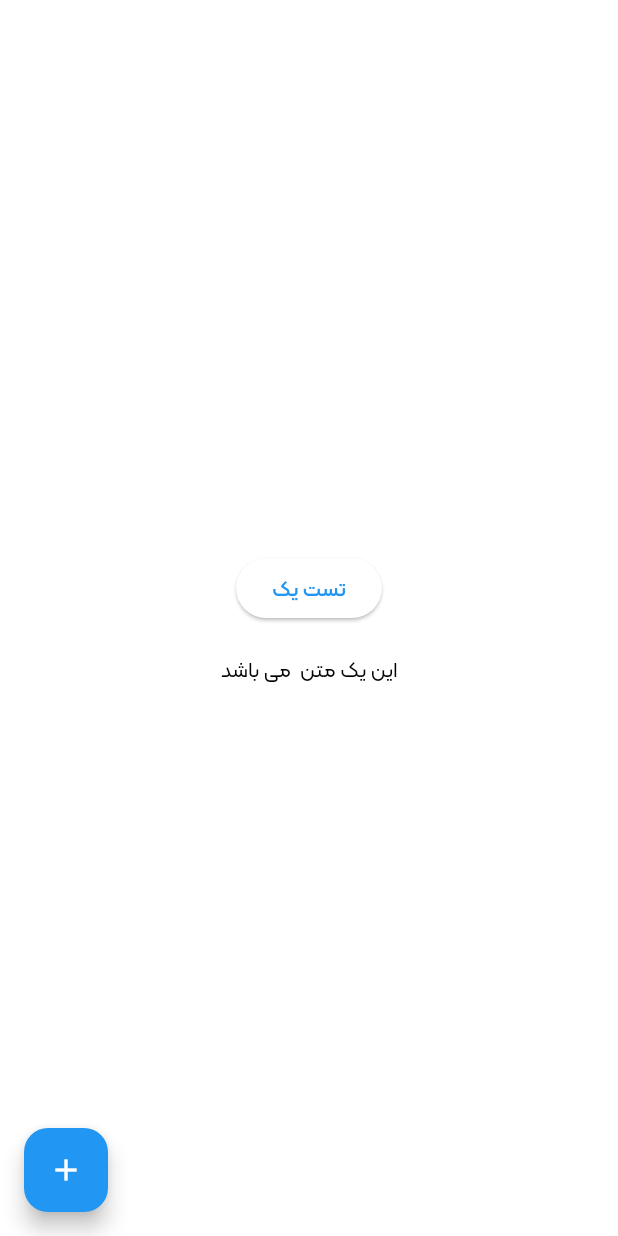
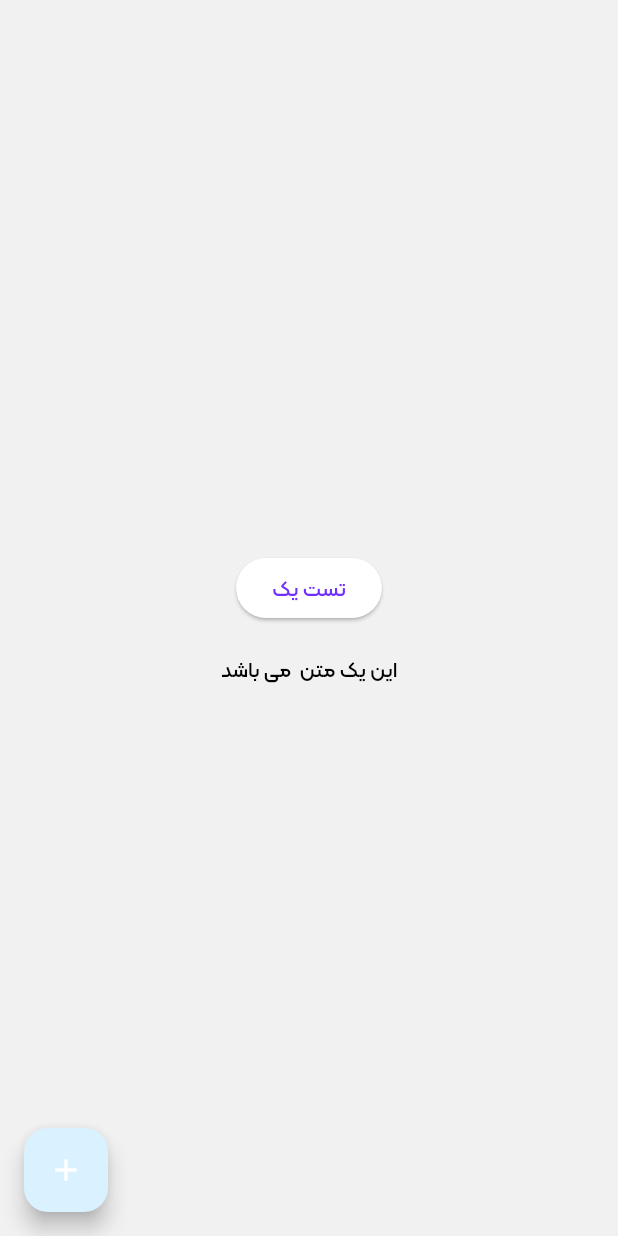
Before and after one commit to alikazemidev/hit_chat, a Flutter app: the screen it shows after launch, on a phone screen of 412 x 824 dp. Run offline on Flutter 3.47's test engine with Material 3 defaults, Android fonts, the phone set to English and light mode, and no system bars; our stand-ins replace get.

Commit message:
create theme for app in theme helpper

```diff
--- a/lib/helpper/theme_helpper.dart
+++ b/lib/helpper/theme_helpper.dart
@@ -2,31 +2,54 @@ import 'package:flutter/material.dart';
 import 'package:get/get.dart';
 
 class ThemeHelpper {
- static ThemeData lightTheme = ThemeData(
+  static TextTheme _textTheme = TextTheme(
+    bodyMedium: TextStyle(fontSize: 14, fontWeight: FontWeight.w500),
+    bodySmall: TextStyle(fontSize: 12, fontWeight: FontWeight.w500),
+    titleLarge: TextStyle(fontSize: 20, fontWeight: FontWeight.w800),
+    titleMedium: TextStyle(fontSize: 16, fontWeight: FontWeight.bold),
+    titleSmall: TextStyle(fontSize: 16, fontWeight: FontWeight.w500),
+  );
+
+  static ThemeData lightTheme = ThemeData(
     fontFamily: 'kalameh',
     scaffoldBackgroundColor: Colors.white,
+    textTheme: _textTheme,
+    iconTheme: IconThemeData(color: Color(0xff0c5eda)),
+    dividerColor: Color(0xffb6c2d2),
+    hintColor: Color(0xffa8a8a8),
     colorScheme: ColorScheme.light(
-      primary: Colors.blue,
-      secondary: Colors.yellow,
+      primary: Color(0xff702dff),
+      onPrimary: Colors.white,
+      secondary: Color(0xff0c5eda),
+      onSecondary: Colors.white,
+      secondaryContainer: Color(0xfff1f1f1),
+      primaryContainer: Color(0xffdaf2ff),
+      tertiary: Color(0xfff6f6f6),
     ),
   );
 
- static ThemeData darkTheme = ThemeData(
+  static ThemeData darkTheme = ThemeData(
     fontFamily: 'kalameh',
-    scaffoldBackgroundColor: Colors.black,
+    scaffoldBackgroundColor: Color(0xff212121),
+    textTheme: _textTheme,
+    hintColor: Color(0xffa8a8a8),
+    dividerColor: Color(0xffb6c2d2),
     colorScheme: ColorScheme.dark(
-      primary: Colors.blue,
+      tertiary: Color(0xff333333),
+      primary: Color(0xff702dff),
       onPrimary: Colors.white,
-      secondary: Colors.yellow,
+      secondary: Color(0xff0c5eda),
+      onSecondary: Colors.white,
+      secondaryContainer: Color(0xff292929),
+      primaryContainer: Color(0xff00293e),
     ),
   );
 
-  static void changeTheme(){
-    if(Get.isDarkMode){
-    Get.changeTheme(lightTheme);
-    }else{
+  static void changeTheme() {
+    if (Get.isDarkMode) {
+      Get.changeTheme(lightTheme);
+    } else {
       Get.changeTheme(darkTheme);
     }
   }
-
 }
--- a/lib/main.dart
+++ b/lib/main.dart
@@ -14,7 +14,7 @@ class MyApp extends StatelessWidget {
   Widget build(BuildContext context) {
     return GetMaterialApp(
       debugShowCheckedModeBanner: false,
-      theme: ThemeHelpper.lightTheme ,
+      theme: ThemeHelpper.lightTheme,
       darkTheme: ThemeHelpper.darkTheme,
       themeMode: ThemeMode.light,
       localizationsDelegates: [
@@ -35,9 +35,10 @@ class HomePage extends StatelessWidget {
   @override
   Widget build(BuildContext context) {
     return Scaffold(
+      backgroundColor: Theme.of(context).colorScheme.secondaryContainer,
       floatingActionButton: FloatingActionButton(
-        onPressed:ThemeHelpper.changeTheme,
-        child:context.isDarkMode ? Icon(Icons.mode_night): Icon(Icons.add),
+        onPressed: ThemeHelpper.changeTheme,
+        child: context.isDarkMode ? Icon(Icons.mode_night) : Icon(Icons.add),
       ),
       body: SizedBox(
         width: double.infinity,
@@ -52,7 +53,6 @@ class HomePage extends StatelessWidget {
             Text('این یک متن  می باشد'),
             SizedBox(),
             Container(
-
               decoration: BoxDecoration(),
             ),
           ],
```
